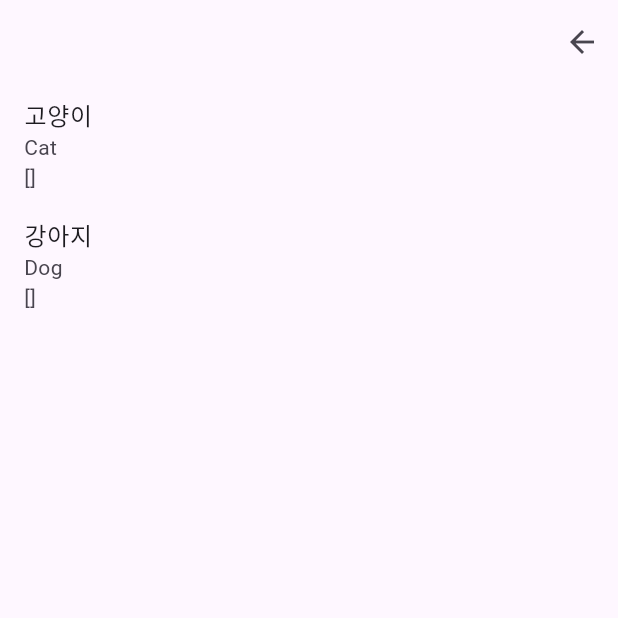
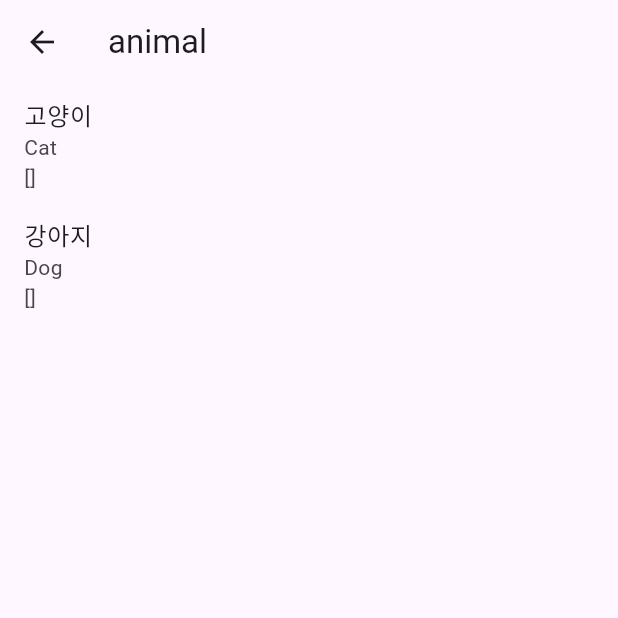
Before and after one commit to DoRun-DoRun/flash-card-app, a Flutter app: the CategoryPage screen opened by its route, after a tap on "동물", on a phone screen of 412 x 824 dp, the top half of it. Run offline on Flutter 3.47's test engine with Material 3 defaults, Android fonts, the light colour scheme and no system bars; our stand-ins replace flutter_riverpod, go_router, riverpod_annotation; generated files the repository leaves out were written again.

Commit message:
feat: 고 라우터 라우팅 방식 수정

```diff
--- a/lib/view/category_list_page.dart
+++ b/lib/view/category_list_page.dart
@@ -1,4 +1,3 @@
-import 'package:flash_card_app/model/card.dart';
 import 'package:flash_card_app/repository/card_repo.dart';
 import 'package:flutter/material.dart';
 import 'package:flutter_riverpod/flutter_riverpod.dart';
@@ -16,14 +15,7 @@ class CategoryListPage extends ConsumerWidget {
 
     return Scaffold(
       appBar: AppBar(
-        actions: [
-          IconButton(
-            onPressed: () {
-              context.go('/category');
-            },
-            icon: const Icon(Icons.arrow_back),
-          ),
-        ],
+        title: Text(categoryName.toString()),
       ),
       body: ListView.builder(
           itemCount: wordCardList.length,
--- a/lib/view/category_page.dart
+++ b/lib/view/category_page.dart
@@ -12,14 +12,7 @@ class CategoryPage extends ConsumerWidget {
 
     return Scaffold(
       appBar: AppBar(
-        actions: [
-          IconButton(
-            onPressed: () {
-              context.go('/');
-            },
-            icon: const Icon(Icons.arrow_back),
-          ),
-        ],
+        title: const Text("Category"),
       ),
       body: ListView.builder(
           itemCount: categoryList.length,
@@ -27,7 +20,7 @@ class CategoryPage extends ConsumerWidget {
             final wordCard = categoryList[index];
             return GestureDetector(
               onTap: () {
-                context.go('/category/${wordCard.english}');
+                context.push('/category/${wordCard.english}');
               },
               child: ListTile(
                 title: Text(wordCard.korean),
--- a/lib/view/main_page.dart
+++ b/lib/view/main_page.dart
@@ -1,4 +1,3 @@
-import 'package:flash_card_app/model/card.dart';
 import 'package:flash_card_app/repository/card_repo.dart';
 import 'package:flutter/material.dart';
 import 'package:flutter_riverpod/flutter_riverpod.dart';
@@ -45,7 +44,7 @@ class _MainPageState extends ConsumerState<MainPage> {
         actions: [
           IconButton(
               onPressed: () {
-                context.go('/category');
+                context.push('/category');
               },
               icon: const Icon(Icons.settings))
         ],
```
